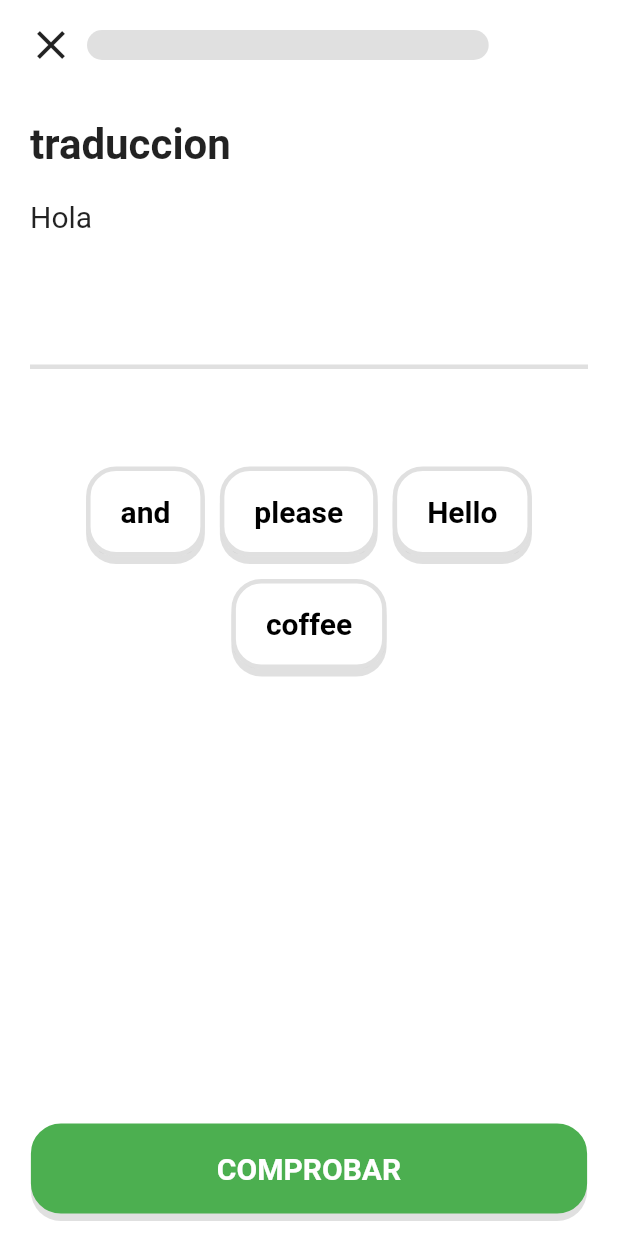
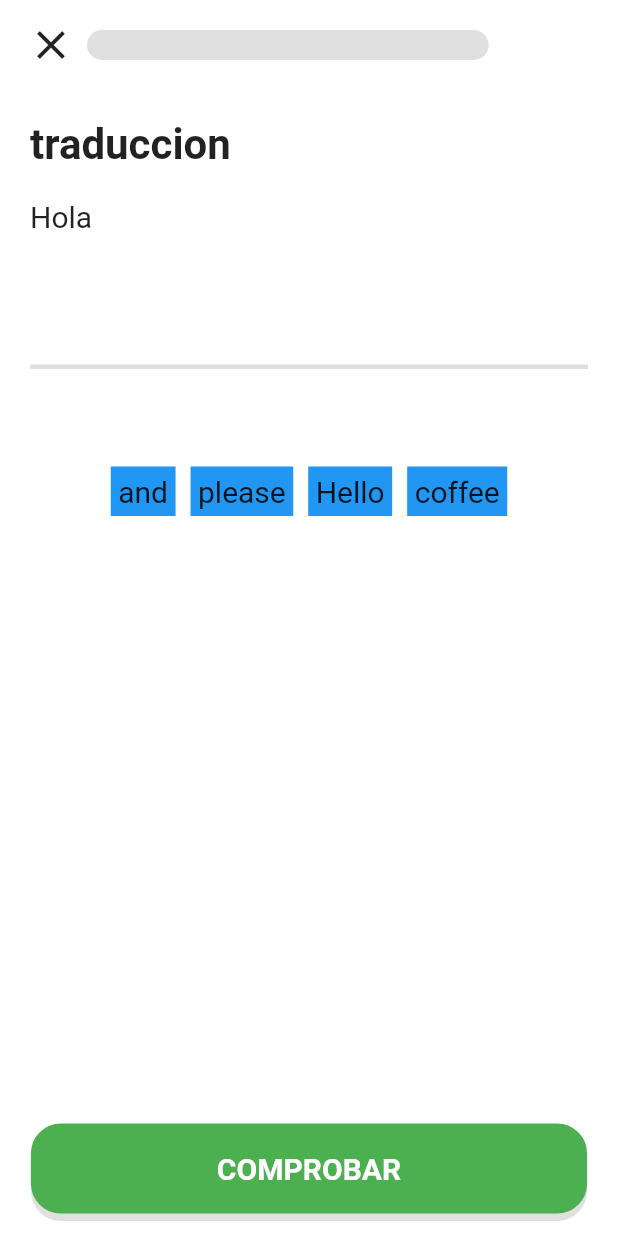
Before and after one commit to PACOdergod/duo2, a Flutter app: the screen it shows after launch, on a phone screen of 412 x 824 dp. Run offline on Flutter 3.47's test engine with Material 2 defaults, Android fonts, the phone set to English and light mode, and no system bars; our stand-ins replace get.

Commit message:
archivos divididos, listo para empezar el refactor

```diff
--- a/lib/src/pages/lesson_page.dart
+++ b/lib/src/pages/lesson_page.dart
@@ -6,7 +6,7 @@ import 'package:provider/provider.dart';
 import 'package:duo2/src/controllers/lesson_controller.dart';
 import 'package:duo2/src/services/lesson_service.dart';
 import 'package:duo2/src/models/leccion_mode.dart';
-import 'package:duo2/src/quiz/section_response.dart';
+import 'package:duo2/src/quiz/quiz_section.dart';
 
 import 'package:duo2/src/widgets/progress_bar.dart';
 import 'package:duo2/src/widgets/slide_widgets.dart';
--- /dev/null
+++ b/lib/src/quiz/quiz_section.dart
@@ -0,0 +1,99 @@
+import 'package:duo2/src/quiz/response_area.dart';
+import 'package:flutter/material.dart';
+
+import 'package:provider/provider.dart';
+
+import 'package:duo2/src/models/leccion_mode.dart';
+import 'package:duo2/src/services/lesson_service.dart';
+import 'package:duo2/src/widgets/principal_button.dart';
+
+class SectionResponse extends StatefulWidget {
+
+  final Quiz currentQuiz;
+
+  SectionResponse({
+    Key? key,
+    required this.currentQuiz,
+  });
+
+  @override
+  _SectionResponseState createState() => _SectionResponseState();
+}
+
+class _SectionResponseState extends State<SectionResponse> {
+
+  @override
+  Widget build(BuildContext context) {
+
+    final lessonService = Provider.of<LessonService>(context, listen: false);
+
+
+    return Container(
+      color: Colors.white,
+      width: MediaQuery.of(context).size.width,
+
+      child: Stack(
+        children: [
+
+          Column(
+            children: [
+
+              SizedBox(height: 10),
+
+              // Tipo de pregunta
+              Container(
+                padding: EdgeInsets.symmetric(horizontal: 20),
+                width: MediaQuery.of(context).size.width,
+                child: Text( widget.currentQuiz.tipo,
+                  style: TextStyle(
+                    fontSize: 28, fontWeight: FontWeight.bold,),
+                ),
+              ),
+
+              SizedBox(height: 20),
+
+              // pregunta
+              Container(
+                padding: EdgeInsets.symmetric(horizontal: 20),
+                width: MediaQuery.of(context).size.width,
+                child: Text(widget.currentQuiz.pregunta,
+                  style: TextStyle(fontSize: 20),
+                ),
+              ),
+
+              SizedBox(height: 10),
+
+              ResponseArea(
+                currentQuiz: widget.currentQuiz,
+              )
+
+            ],
+          ),
+
+
+          Positioned(
+            bottom: 10,
+            child: _comprobar(context)
+          )
+        ]
+      ),
+    );
+  }
+
+}
+
+Container _comprobar(BuildContext context) {
+  final lessonService = Provider.of<LessonService>(context,listen: false);
+
+  return Container(
+    width: MediaQuery.of(context).size.width,
+
+    child: Center(
+      child: PrincipalButton(
+        text: "COMPROBAR",
+        ancho: MediaQuery.of(context).size.width*.9,
+        onTap: ()=>lessonService.indexSig(context)
+      ),
+    ),
+  );
+}
--- /dev/null
+++ b/lib/src/quiz/response_area.dart
@@ -0,0 +1,123 @@
+import 'package:flutter/material.dart';
+
+import 'package:duo2/src/models/leccion_mode.dart';
+
+
+class ResponseArea extends StatefulWidget {
+
+  final Quiz currentQuiz;
+  late final Map<String, bool> opciones;
+
+  ResponseArea({
+    required this.currentQuiz,
+  }){
+    this.opciones = Map.fromIterable(currentQuiz.opciones,
+      key: (item) => item.toString(),
+      value: (item) => true
+    );
+  }
+
+  @override
+  _ResponseAreaState createState() => _ResponseAreaState();
+}
+
+class _ResponseAreaState extends State<ResponseArea> {
+  final List<String> respsUser = [];
+
+    Widget _option(String text) {
+      return Container(
+        color: Colors.blue,
+        margin: EdgeInsets.all(5),
+        padding: EdgeInsets.all(5),
+        child: Text(text, style: TextStyle(fontSize: 20),)
+        // PrincipalButton(
+        //   color: Colors.white,
+        //   borderColor: Colors.black12,
+        //   textColor: Colors.black,
+        //   text: text,
+        // ),
+      );
+    }
+
+  @override
+  Widget build(BuildContext context) {
+
+
+    //TODO: esta parte es muy confusa hay que implementar cubit
+    List<GestureDetector> respuestas = [];
+    for (var i = 0; i < respsUser.length; i++) {
+      var boton = GestureDetector(
+        child: _option(respsUser[i]),
+        onTap: () {
+          // print("option");
+
+          String palabra = respsUser[i];
+
+          if (widget.opciones.containsKey(palabra)){
+            widget.opciones[palabra] = true;
+            respsUser.remove(palabra);
+          }
+
+          super.setState(() {});
+        }
+      );
+
+      respuestas.add(boton);
+    }
+
+    List<Opacity> misOpciones = [];
+    widget.opciones.forEach((key, value) {
+
+      // TODO: aunque no se vea el boton sigue estando ahi
+      var boton = Opacity(
+        opacity: value?1:0,
+        child: GestureDetector(
+          child: _option(key),
+          onTap: () {
+            super.setState(() {
+              widget.opciones[key] = false;
+              respsUser.add(key);
+            });
+            // print("option");
+
+          }
+        ),
+      );
+
+      misOpciones.add(boton);
+    });
+
+
+    return Column(
+      children: [
+        // linear donde se acomodaran las respuestas
+        Container(
+          margin: EdgeInsets.symmetric(horizontal: 20),
+          height: 80,
+          decoration: BoxDecoration(
+            color: Colors.white,
+            border: Border(
+              bottom: BorderSide(color: Colors.black12, width: 3)
+            )
+          ),
+
+          child: Row(
+            children: respuestas
+          ),
+        ),
+
+        SizedBox(height: 60),
+
+        // OPCIONES
+        Container(
+          width: MediaQuery.of(context).size.width*.85,
+          child: Wrap(
+            alignment: WrapAlignment.center,
+            children: misOpciones
+          )
+        ),
+
+      ],
+    );
+  }
+}
--- /dev/null
+++ b/lib/src/quiz/response_service.dart
@@ -0,0 +1,6 @@
+import 'package:duo2/src/models/leccion_mode.dart';
+import 'package:flutter/widgets.dart';
+
+class ResponseService with ChangeNotifier {
+
+}
--- a/lib/src/quiz/section_response.dart
+++ /dev/null
@@ -1,204 +0,0 @@
-import 'package:flutter/material.dart';
-
-import 'package:provider/provider.dart';
-
-import 'package:duo2/src/models/leccion_mode.dart';
-import 'package:duo2/src/services/lesson_service.dart';
-import 'package:duo2/src/widgets/principal_button.dart';
-
-class SectionResponse extends StatefulWidget {
-
-  final Quiz currentQuiz;
-  late final Map<String, bool> opciones ;
-
-  SectionResponse({
-    Key? key,
-    required this.currentQuiz,
-  }){
-    this.opciones = Map.fromIterable(currentQuiz.opciones,
-      key: (item) => item.toString(),
-      value: (item) => true
-    );
-
-    Singleton().currentQuiz = this.currentQuiz;
-  }
-
-  final List<String> respsUser = [];
-
-  @override
-  _SectionResponseState createState() => _SectionResponseState();
-}
-
-class _SectionResponseState extends State<SectionResponse> {
-
-  @override
-  Widget build(BuildContext context) {
-
-    final lessonService = Provider.of<LessonService>(context, listen: false);
-
-
-    //TODO: esta parte es muy confusa hay que implementar cubit
-    List<GestureDetector> respuestas = [];
-    for (var i = 0; i < widget.respsUser.length; i++) {
-      var boton = GestureDetector(
-        child: _option(widget.respsUser[i]),
-        onTap: () {
-          String palabra = widget.respsUser[i];
-
-          if (widget.opciones.containsKey(palabra)) {
-            widget.opciones[palabra] = true;
-            widget.respsUser.remove(palabra);
-            super.setState(() {});
-
-          }
-        }
-      );
-
-      respuestas.add(boton);
-    }
-
-    List<Opacity> misOpciones = [];
-    widget.opciones.forEach((key, value) {
-
-      // TODO: aunque no se vea el boton sigue estando ahi
-      var boton = Opacity(
-        opacity: value?1:0,
-        child: GestureDetector(
-          child: _option(key),
-          onTap: () {
-            super.setState(() {
-              widget.opciones[key] = false;
-              widget.respsUser.add(key);
-            });
-            print("option");
-
-            Singleton().respuesta.add(key);
-          }
-        ),
-      );
-
-      misOpciones.add(boton);
-    });
-
-
-    return Container(
-      color: Colors.white,
-      width: MediaQuery.of(context).size.width,
-
-      child: Stack(
-        // alignment: Alignment.center,
-
-        children: [
-
-          Column(
-            children: [
-
-              SizedBox(height: 10),
-
-              // Tipo de pregunta
-              Container(
-                padding: EdgeInsets.symmetric(horizontal: 20),
-                width: MediaQuery.of(context).size.width,
-                child: Text( widget.currentQuiz.tipo,
-                  style: TextStyle(
-                    fontSize: 28, fontWeight: FontWeight.bold,),
-                ),
-              ),
-
-              SizedBox(height: 20),
-
-              // pregunta
-              Container(
-                padding: EdgeInsets.symmetric(horizontal: 20),
-                width: MediaQuery.of(context).size.width,
-                child: Text(widget.currentQuiz.pregunta,
-                  style: TextStyle(fontSize: 20),
-                ),
-              ),
-
-              SizedBox(height: 10),
-
-              // linear donde se acomodaran las respuestas
-              Container(
-                margin: EdgeInsets.symmetric(horizontal: 20),
-                height: 80,
-                decoration: BoxDecoration(
-                  color: Colors.white,
-                  border: Border(
-                    bottom: BorderSide(color: Colors.black12, width: 3)
-                  )
-                ),
-
-                child: Row(
-                  children: respuestas
-                ),
-              ),
-
-              SizedBox(height: 60),
-
-              // OPCIONES
-              Container(
-                width: MediaQuery.of(context).size.width*.85,
-                child: Wrap(
-                  alignment: WrapAlignment.center,
-                  children: misOpciones
-                )
-              ),
-
-            ],
-          ),
-
-
-          Positioned(
-            bottom: 10,
-            child: _comprobar(context)
-          )
-        ]
-      ),
-    );
-  }
-
-  Container _comprobar(BuildContext context) {
-    final lessonService = Provider.of<LessonService>(context,listen: false);
-
-    return Container(
-      width: MediaQuery.of(context).size.width,
-
-      child: Center(
-        child: PrincipalButton(
-          text: "COMPROBAR",
-          ancho: MediaQuery.of(context).size.width*.9,
-          onTap: ()=>lessonService.indexSig(context)
-        ),
-      ),
-    );
-  }
-}
-
-Widget _option(String text) {
-  return Container(
-    margin: EdgeInsets.all(5),
-    child: PrincipalButton(
-      color: Colors.white,
-      borderColor: Colors.black12,
-      textColor: Colors.black,
-      text: text,
-    ),
-  );
-
-}
-
-class Singleton {
-  static final Singleton _singleton = Singleton._internal();
-  factory Singleton() => _singleton;
-  Singleton._internal();
-
-  List<String> respuesta = [];
-
-  late Quiz currentQuiz;
-
-  void comprobarRespuesta(){
-    //TODO: comprobar
-
-  }
-}
```
